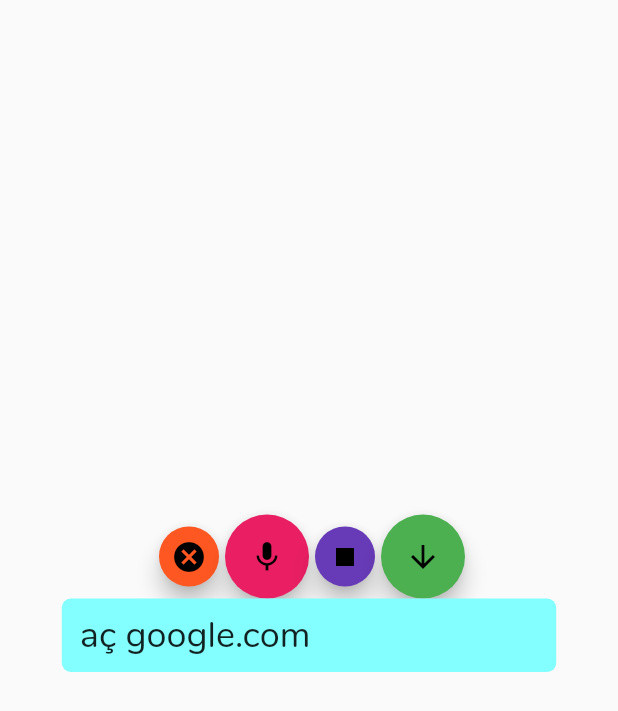
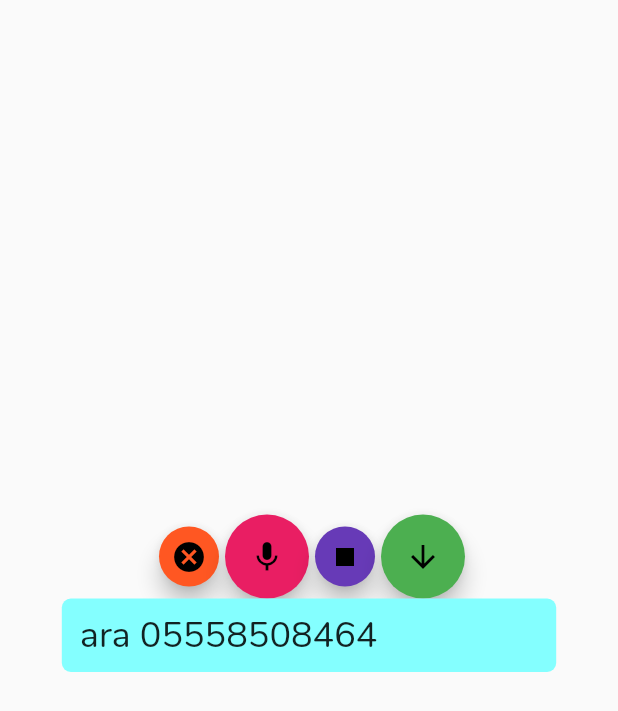
Before and after one commit to batuhand/dictionary-app, a Flutter app: the VoiceHome screen opened directly, after a tap on the "arrow downward" icon, on a phone screen of 412 x 824 dp. Shown: the top 711 px of the screen. Run offline on Flutter 3.47's test engine with Material 2 defaults, Android fonts, the phone set to English and light mode, and no system bars; our stand-ins replace flutter_tts; missing offline and left inert: speech_recognition; network calls fail.

Commit message:
Making phone calls function added

```diff
--- a/lib/home_page.dart
+++ b/lib/home_page.dart
@@ -142,7 +142,7 @@ class _VoiceHomeState extends State<VoiceHome> {
                 horizontal: 12.0,
               ),
               child: Text(
-                resultText = "aç google.com",
+                resultText = "ara 05558508464",
                 style: TextStyle(fontSize: 24.0),
               ),
             ),
@@ -170,6 +170,11 @@ class _VoiceHomeState extends State<VoiceHome> {
     List control = resultText.split(" ");
     if(control[0] == "aç"){
       String url = "http://" + control[1];
+      launch(url);
+      return 0;
+    }
+    if(control[0] == "ara"){
+      String url = "tel:" + control[1];
       launch(url);
       return 0;
     }
```
